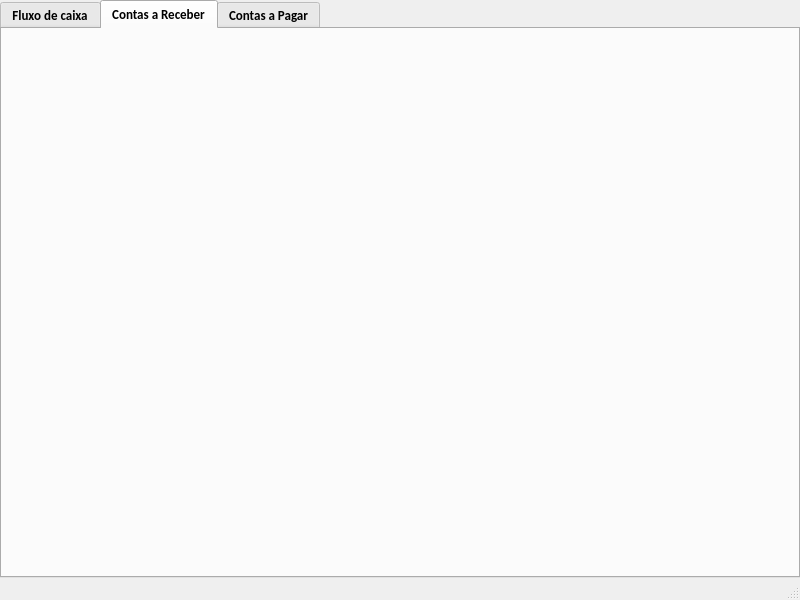
Old version of the form loja/tela_contas.ui in the repository jmessias1725/sexloja.
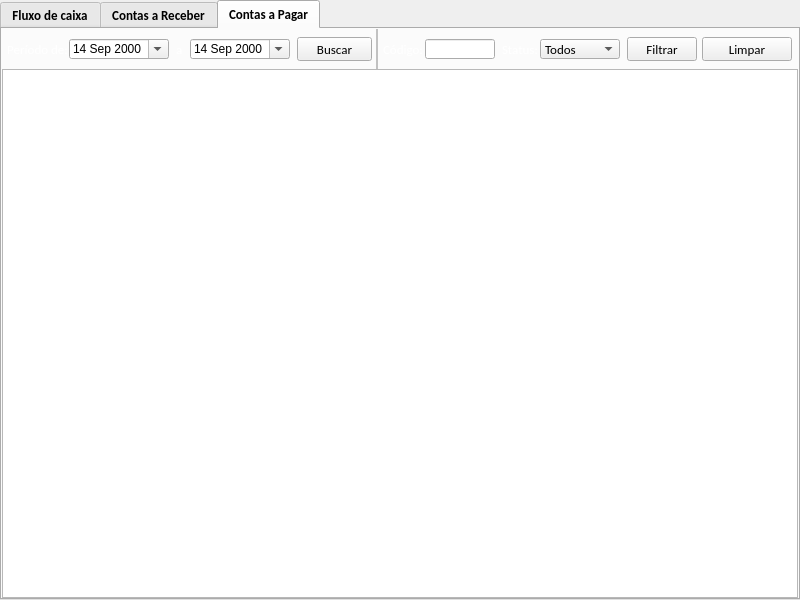
New version of the form. The open tabs and pages were chosen to show the change. Icons and pictures are not drawn.

What changed in the file:
```diff
--- a/loja/tela_contas.ui
+++ b/loja/tela_contas.ui
@@ -97,7 +97,7 @@
         </item>
        </layout>
       </widget>
-      <widget class="QWidget" name="tab_contas_pagar">
+      <widget class="QWidget" name="tab_contas_receber">
        <attribute name="icon">
         <iconset resource="imagens.qrc">
          <normaloff>:/img/img/ganho.png</normaloff>:/img/img/ganho.png</iconset>
@@ -106,7 +106,7 @@
         <string>Contas a Receber</string>
        </attribute>
       </widget>
-      <widget class="QWidget" name="tab_contas_receber">
+      <widget class="QWidget" name="tab_contas_pagar">
        <attribute name="icon">
         <iconset resource="imagens.qrc">
          <normaloff>:/img/img/despesa.png</normaloff>:/img/img/despesa.png</iconset>
@@ -114,12 +114,532 @@
        <attribute name="title">
         <string>Contas a Pagar</string>
        </attribute>
+       <layout class="QVBoxLayout" name="verticalLayout_4">
+        <property name="spacing">
+         <number>0</number>
+        </property>
+        <property name="margin">
+         <number>0</number>
+        </property>
+        <item>
+         <widget class="QFrame" name="fr_2">
+          <property name="minimumSize">
+           <size>
+            <width>794</width>
+            <height>40</height>
+           </size>
+          </property>
+          <property name="styleSheet">
+           <string notr="true">QFrame{
+	background-color: qlineargradient(x1:0, y1:1, x0:1, y0:0,
+                                       stop:0.3 #777777, stop:0.6 #525252);
+	border: none;
+}</string>
+          </property>
+          <property name="frameShape">
+           <enum>QFrame::WinPanel</enum>
+          </property>
+          <property name="frameShadow">
+           <enum>QFrame::Raised</enum>
+          </property>
+          <property name="lineWidth">
+           <number>1</number>
+          </property>
+          <widget class="QPushButton" name="btn_buscar_cp">
+           <property name="geometry">
+            <rect>
+             <x>295</x>
+             <y>8</y>
+             <width>75</width>
+             <height>24</height>
+            </rect>
+           </property>
+           <property name="minimumSize">
+            <size>
+             <width>0</width>
+             <height>24</height>
+            </size>
+           </property>
+           <property name="maximumSize">
+            <size>
+             <width>90</width>
+             <height>24</height>
+            </size>
+           </property>
+           <property name="font">
+            <font>
+             <family>Calibri</family>
+             <pointsize>10</pointsize>
+             <weight>50</weight>
+             <bold>false</bold>
+            </font>
+           </property>
+           <property name="text">
+            <string>Buscar</string>
+           </property>
+           <property name="icon">
+            <iconset resource="imagens.qrc">
+             <normaloff>:/img/img/buscar.png</normaloff>:/img/img/buscar.png</iconset>
+           </property>
+           <property name="iconSize">
+            <size>
+             <width>20</width>
+             <height>20</height>
+            </size>
+           </property>
+          </widget>
+          <widget class="QLabel" name="lb_nome_cp">
+           <property name="geometry">
+            <rect>
+             <x>5</x>
+             <y>10</y>
+             <width>62</width>
+             <height>20</height>
+            </rect>
+           </property>
+           <property name="font">
+            <font>
+             <family>Calibri</family>
+             <pointsize>10</pointsize>
+             <weight>50</weight>
+             <bold>false</bold>
+             <kerning>false</kerning>
+            </font>
+           </property>
+           <property name="styleSheet">
+            <string notr="true">color: rgb(255, 255, 255);
+background-color: none;</string>
+           </property>
+           <property name="text">
+            <string>Período de:</string>
+           </property>
+          </widget>
+          <widget class="QDateEdit" name="data_inicial_cp">
+           <property name="geometry">
+            <rect>
+             <x>67</x>
+             <y>10</y>
+             <width>100</width>
+             <height>20</height>
+            </rect>
+           </property>
+           <property name="font">
+            <font>
+             <weight>50</weight>
+             <bold>false</bold>
+            </font>
+           </property>
+           <property name="styleSheet">
+            <string notr="true">background-color: none;</string>
+           </property>
+           <property name="frame">
+            <bool>true</bool>
+           </property>
+           <property name="alignment">
+            <set>Qt::AlignLeading|Qt::AlignLeft|Qt::AlignVCenter</set>
+           </property>
+           <property name="readOnly">
+            <bool>false</bool>
+           </property>
+           <property name="buttonSymbols">
+            <enum>QAbstractSpinBox::UpDownArrows</enum>
+           </property>
+           <property name="accelerated">
+            <bool>false</bool>
+           </property>
+           <property name="keyboardTracking">
+            <bool>true</bool>
+           </property>
+           <property name="maximumDateTime">
+            <datetime>
+             <hour>23</hour>
+             <minute>59</minute>
+             <second>59</second>
+             <year>3000</year>
+             <month>12</month>
+             <day>31</day>
+            </datetime>
+           </property>
+           <property name="minimumDateTime">
+            <datetime>
+             <hour>0</hour>
+             <minute>0</minute>
+             <second>0</second>
+             <year>2000</year>
+             <month>9</month>
+             <day>14</day>
+            </datetime>
+           </property>
+           <property name="calendarPopup">
+            <bool>true</bool>
+           </property>
+           <property name="timeSpec">
+            <enum>Qt::LocalTime</enum>
+           </property>
+          </widget>
+          <widget class="QLabel" name="lb_a_cp">
+           <property name="geometry">
+            <rect>
+             <x>174</x>
+             <y>10</y>
+             <width>7</width>
+             <height>20</height>
+            </rect>
+           </property>
+           <property name="font">
+            <font>
+             <family>Calibri</family>
+             <pointsize>10</pointsize>
+             <weight>50</weight>
+             <bold>false</bold>
+             <kerning>false</kerning>
+            </font>
+           </property>
+           <property name="styleSheet">
+            <string notr="true">color: rgb(255, 255, 255);
+background-color: none;</string>
+           </property>
+           <property name="text">
+            <string>a</string>
+           </property>
+          </widget>
+          <widget class="QDateEdit" name="data_final_cp">
+           <property name="geometry">
+            <rect>
+             <x>188</x>
+             <y>10</y>
+             <width>100</width>
+             <height>20</height>
+            </rect>
+           </property>
+           <property name="font">
+            <font>
+             <weight>50</weight>
+             <bold>false</bold>
+            </font>
+           </property>
+           <property name="styleSheet">
+            <string notr="true">background-color: none;</string>
+           </property>
+           <property name="frame">
+            <bool>true</bool>
+           </property>
+           <property name="alignment">
+            <set>Qt::AlignLeading|Qt::AlignLeft|Qt::AlignVCenter</set>
+           </property>
+           <property name="readOnly">
+            <bool>false</bool>
+           </property>
+           <property name="buttonSymbols">
+            <enum>QAbstractSpinBox::UpDownArrows</enum>
+           </property>
+           <property name="accelerated">
+            <bool>false</bool>
+           </property>
+           <property name="keyboardTracking">
+            <bool>true</bool>
+           </property>
+           <property name="maximumDateTime">
+            <datetime>
+             <hour>23</hour>
+             <minute>59</minute>
+             <second>59</second>
+             <year>3000</year>
+             <month>12</month>
+             <day>31</day>
+            </datetime>
+           </property>
+           <property name="minimumDateTime">
+            <datetime>
+             <hour>0</hour>
+             <minute>0</minute>
+             <second>0</second>
+             <year>2000</year>
+             <month>9</month>
+             <day>14</day>
+            </datetime>
+           </property>
+           <property name="calendarPopup">
+            <bool>true</bool>
+           </property>
+           <property name="timeSpec">
+            <enum>Qt::LocalTime</enum>
+           </property>
+          </widget>
+          <widget class="QPushButton" name="btn_filtrar_cp">
+           <property name="geometry">
+            <rect>
+             <x>625</x>
+             <y>8</y>
+             <width>70</width>
+             <height>24</height>
+            </rect>
+           </property>
+           <property name="minimumSize">
+            <size>
+             <width>0</width>
+             <height>24</height>
+            </size>
+           </property>
+           <property name="maximumSize">
+            <size>
+             <width>90</width>
+             <height>24</height>
+            </size>
+           </property>
+           <property name="font">
+            <font>
+             <family>Calibri</family>
+             <pointsize>10</pointsize>
+             <weight>50</weight>
+             <bold>false</bold>
+            </font>
+           </property>
+           <property name="text">
+            <string>Filtrar</string>
+           </property>
+           <property name="icon">
+            <iconset resource="imagens.qrc">
+             <normaloff>:/img/img/filtrar.png</normaloff>:/img/img/filtrar.png</iconset>
+           </property>
+           <property name="iconSize">
+            <size>
+             <width>20</width>
+             <height>20</height>
+            </size>
+           </property>
+          </widget>
+          <widget class="QLabel" name="lb_status_cp">
+           <property name="geometry">
+            <rect>
+             <x>500</x>
+             <y>10</y>
+             <width>38</width>
+             <height>20</height>
+            </rect>
+           </property>
+           <property name="font">
+            <font>
+             <family>Calibri</family>
+             <pointsize>10</pointsize>
+             <weight>50</weight>
+             <bold>false</bold>
+            </font>
+           </property>
+           <property name="styleSheet">
+            <string notr="true">color: rgb(255, 255, 255);
+background-color: none;</string>
+           </property>
+           <property name="text">
+            <string>Status:</string>
+           </property>
+          </widget>
+          <widget class="QLabel" name="lb_codigo_cp">
+           <property name="geometry">
+            <rect>
+             <x>381</x>
+             <y>10</y>
+             <width>42</width>
+             <height>20</height>
+            </rect>
+           </property>
+           <property name="font">
+            <font>
+             <family>Calibri</family>
+             <pointsize>10</pointsize>
+             <weight>50</weight>
+             <bold>false</bold>
+            </font>
+           </property>
+           <property name="styleSheet">
+            <string notr="true">color: rgb(255, 255, 255);
+background-color: none;</string>
+           </property>
+           <property name="text">
+            <string>Código:</string>
+           </property>
+          </widget>
+          <widget class="QComboBox" name="cb_status_cp">
+           <property name="geometry">
+            <rect>
+             <x>538</x>
+             <y>10</y>
+             <width>80</width>
+             <height>20</height>
+            </rect>
+           </property>
+           <property name="font">
+            <font>
+             <family>Calibri</family>
+             <pointsize>10</pointsize>
+             <weight>50</weight>
+             <bold>false</bold>
+            </font>
+           </property>
+           <property name="styleSheet">
+            <string notr="true">background-color: none;</string>
+           </property>
+           <item>
+            <property name="text">
+             <string>Todos</string>
+            </property>
+           </item>
+           <item>
+            <property name="text">
+             <string>Aberta</string>
+            </property>
+           </item>
+           <item>
+            <property name="text">
+             <string>Atrasada</string>
+            </property>
+           </item>
+           <item>
+            <property name="text">
+             <string>Paga</string>
+            </property>
+           </item>
+          </widget>
+          <widget class="QLineEdit" name="le_codigo_cp">
+           <property name="geometry">
+            <rect>
+             <x>423</x>
+             <y>10</y>
+             <width>70</width>
+             <height>20</height>
+            </rect>
+           </property>
+           <property name="font">
+            <font>
+             <family>Calibri</family>
+             <pointsize>10</pointsize>
+             <weight>50</weight>
+             <bold>false</bold>
+            </font>
+           </property>
+           <property name="inputMask">
+            <string>000000000; </string>
+           </property>
+           <property name="text">
+            <string/>
+           </property>
+           <property name="cursorPosition">
+            <number>9</number>
+           </property>
+          </widget>
+          <widget class="QFrame" name="fr_linha_cp">
+           <property name="geometry">
+            <rect>
+             <x>374</x>
+             <y>0</y>
+             <width>2</width>
+             <height>40</height>
+            </rect>
+           </property>
+           <property name="styleSheet">
+            <string notr="true">QFrame{	
+	background-color: rgb(193, 193, 193);
+	border: none;
+}</string>
+           </property>
+           <property name="frameShape">
+            <enum>QFrame::Panel</enum>
+           </property>
+           <property name="frameShadow">
+            <enum>QFrame::Sunken</enum>
+           </property>
+          </widget>
+          <widget class="QPushButton" name="btn_limpar_cp">
+           <property name="geometry">
+            <rect>
+             <x>700</x>
+             <y>8</y>
+             <width>90</width>
+             <height>24</height>
+            </rect>
+           </property>
+           <property name="minimumSize">
+            <size>
+             <width>90</width>
+             <height>24</height>
+            </size>
+           </property>
+           <property name="maximumSize">
+            <size>
+             <width>90</width>
+             <height>24</height>
+            </size>
+           </property>
+           <property name="font">
+            <font>
+             <family>Calibri</family>
+             <pointsize>10</pointsize>
+             <weight>50</weight>
+             <bold>false</bold>
+            </font>
+           </property>
+           <property name="text">
+            <string>Limpar</string>
+           </property>
+           <property name="icon">
+            <iconset resource="imagens.qrc">
+             <normaloff>:/img/img/limpar.png</normaloff>:/img/img/limpar.png</iconset>
+           </property>
+           <property name="iconSize">
+            <size>
+             <width>20</width>
+             <height>20</height>
+            </size>
+           </property>
+          </widget>
+         </widget>
+        </item>
+        <item>
+         <widget class="QTableWidget" name="tw_contas_pagar">
+          <property name="font">
+           <font>
+            <family>Calibri</family>
+            <pointsize>10</pointsize>
+           </font>
+          </property>
+          <property name="alternatingRowColors">
+           <bool>true</bool>
+          </property>
+          <property name="rowCount">
+           <number>0</number>
+          </property>
+          <property name="columnCount">
+           <number>0</number>
+          </property>
+          <attribute name="horizontalHeaderDefaultSectionSize">
+           <number>450</number>
+          </attribute>
+          <attribute name="horizontalHeaderHighlightSections">
+           <bool>true</bool>
+          </attribute>
+          <attribute name="horizontalHeaderMinimumSectionSize">
+           <number>60</number>
+          </attribute>
+          <attribute name="horizontalHeaderStretchLastSection">
+           <bool>true</bool>
+          </attribute>
+          <attribute name="verticalHeaderVisible">
+           <bool>false</bool>
+          </attribute>
+          <attribute name="verticalHeaderDefaultSectionSize">
+           <number>20</number>
+          </attribute>
+          <attribute name="verticalHeaderMinimumSectionSize">
+           <number>20</number>
+          </attribute>
+         </widget>
+        </item>
+       </layout>
       </widget>
      </widget>
     </item>
    </layout>
   </widget>
-  <widget class="QStatusBar" name="statusbar"/>
  </widget>
  <resources>
   <include location="imagens.qrc"/>
```
Left out of the diff: 830 changed lines with no effect on the pictures.
